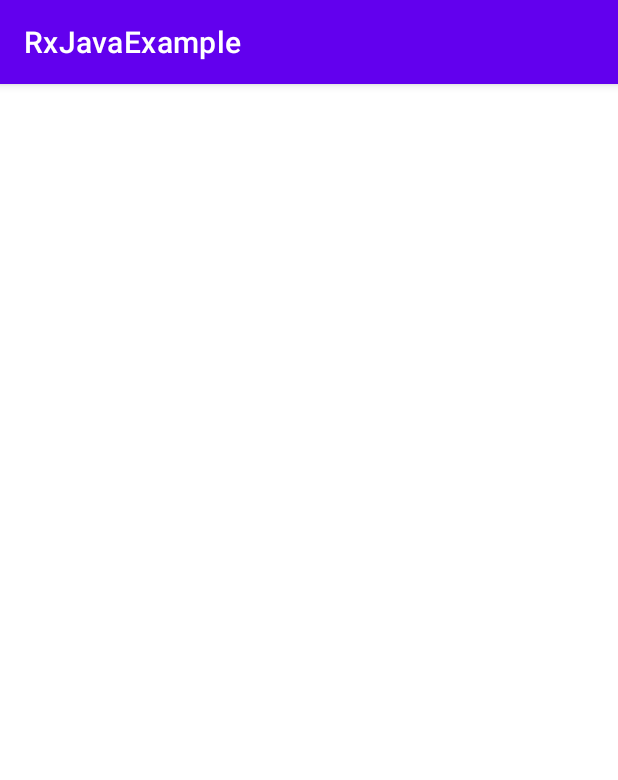
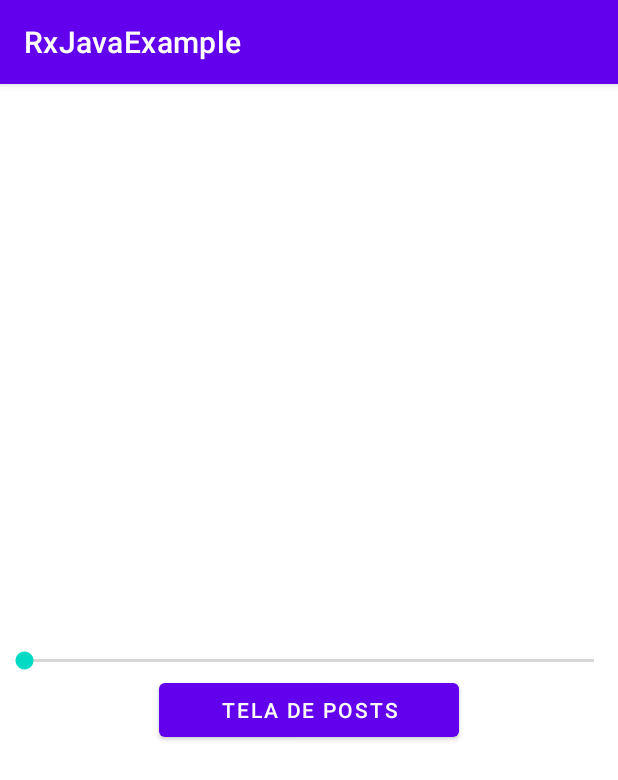
Before and after one commit to LeonardoBai12/RxJavaExample, an Android app: the screen it shows after launch (MainActivity), on a phone screen of 412 x 824 dp. Shown: the top 780 px of the screen. Run offline under Robolectric (Android 15) with nearby library versions, the phone set to English and light mode, and no system bars; our stand-ins replace RxJava, Timber.

Commit message:
Criadas classes modelo e Retrofit para desenvolvimento de tela de Posts usando Observable

```diff
--- a/app/src/main/AndroidManifest.xml
+++ b/app/src/main/AndroidManifest.xml
@@ -10,7 +10,7 @@
         android:supportsRtl="true"
         android:theme="@style/Theme.RxJavaExample">
         <activity
-            android:name=".ui.MainActivity"
+            android:name=".ui.main.MainActivity"
             android:exported="true">
             <intent-filter>
                 <action android:name="android.intent.action.MAIN" />
--- a/app/src/main/java/io/lb/rxjavaexample/ui/MainActivity.kt
+++ b/app/src/main/java/io/lb/rxjavaexample/ui/main/MainActivity.kt
@@ -1,10 +1,11 @@
-package io.lb.rxjavaexample.ui
+package io.lb.rxjavaexample.ui.main
 
+import android.content.Intent
 import android.os.Bundle
-import android.util.Log
 import androidx.appcompat.app.AppCompatActivity
 import io.lb.rxjavaexample.databinding.ActivityMainBinding
 import io.lb.rxjavaexample.model.task.Task
+import io.lb.rxjavaexample.ui.post.PostActivity
 import io.lb.rxjavaexample.util.DataSource
 import io.reactivex.rxjava3.android.schedulers.AndroidSchedulers
 import io.reactivex.rxjava3.core.Observable
@@ -12,9 +13,9 @@ import io.reactivex.rxjava3.core.Observer
 import io.reactivex.rxjava3.disposables.CompositeDisposable
 import io.reactivex.rxjava3.disposables.Disposable
 import io.reactivex.rxjava3.schedulers.Schedulers
+import timber.log.Timber
 
 class MainActivity : AppCompatActivity() {
-
     private lateinit var binding: ActivityMainBinding
     private val disposable = CompositeDisposable()
 
@@ -24,24 +25,43 @@ class MainActivity : AppCompatActivity() {
         val view = binding.root
         setContentView(view)
 
+        setupTaskObservable()
+        setupOnClickPostButton()
+    }
+
+    private fun setupOnClickPostButton() {
+        binding.btnPostsActivity.setOnClickListener {
+            val intent = Intent(this, PostActivity::class.java)
+            startActivity(intent)
+        }
+    }
+
+    private fun setupTaskObservable() {
         val taskObservable = Observable.fromIterable(DataSource.createTaskList())
             .subscribeOn(Schedulers.io())
+            .filter { task ->
+                Timber.d("test: ${Thread.currentThread().name}")
+                task.isComplete
+            }
             .observeOn(AndroidSchedulers.mainThread())
 
         taskObservable.subscribe(object : Observer<Task> {
             override fun onSubscribe(d: Disposable) {
-                Log.d("MainActivity", "onSubscribe called")
+                Timber.d("onSubscribe called")
                 disposable.add(d)
             }
+
             override fun onNext(task: Task) {
-                Log.d("MainActivity", "onNext called: ${Thread.currentThread().name}")
-                Log.d("MainActivity", "onNext called: ${task.description}" )
+                Timber.d("onNext called: ${Thread.currentThread().name}")
+                Timber.d("onNext called: ${task.description}")
             }
+
             override fun onError(e: Throwable) {
-                Log.e("MainActivity", "onError called")
+                Timber.e("onError called")
             }
+
             override fun onComplete() {
-                Log.d("MainActivity", "onComplete called")
+                Timber.d( "onComplete called")
             }
         })
     }
--- /dev/null
+++ b/app/src/main/java/io/lb/rxjavaexample/util/GeneralConstants.kt
@@ -0,0 +1,5 @@
+package io.lb.rxjavaexample.util
+
+object GeneralConstants {
+    const val BASE_URL = "https://jsonplaceholder.typicode.com"
+}
--- a/app/src/main/res/layout/activity_main.xml
+++ b/app/src/main/res/layout/activity_main.xml
@@ -4,7 +4,7 @@
     xmlns:tools="http://schemas.android.com/tools"
     android:layout_width="match_parent"
     android:layout_height="match_parent"
-    tools:context=".ui.MainActivity">
+    tools:context=".ui.main.MainActivity">
 
     <SeekBar
         android:id="@+id/sbSeekBar"
@@ -13,4 +13,13 @@
         app:layout_constraintTop_toTopOf="parent"
         app:layout_constraintBottom_toBottomOf="parent"
         app:layout_constraintStart_toStartOf="parent"/>
+
+    <Button
+        android:id="@+id/btnPostsActivity"
+        android:layout_width="200dp"
+        android:layout_height="wrap_content"
+        android:text="@string/btn_post_activity"
+        app:layout_constraintTop_toBottomOf="@+id/sbSeekBar"
+        app:layout_constraintEnd_toEndOf="parent"
+        app:layout_constraintStart_toStartOf="parent"/>
 </androidx.constraintlayout.widget.ConstraintLayout>
--- a/app/src/main/res/values/strings.xml
+++ b/app/src/main/res/values/strings.xml
@@ -1,3 +1,4 @@
 <resources>
     <string name="app_name">RxJavaExample</string>
+    <string name="btn_post_activity">TELA DE POSTS</string>
 </resources>
```
Also changed, not shown: app/build.gradle (+34 -1 lines), app/src/main/java/io/lb/rxjavaexample/model/comment/Comment.kt (added, +20 -0 lines), app/src/main/java/io/lb/rxjavaexample/model/comment/CommentConstants.kt (added, +9 -0 lines), app/src/main/java/io/lb/rxjavaexample/model/post/Post.kt (added, +17 -0 lines), app/src/main/java/io/lb/rxjavaexample/model/post/PostConstants.kt (added, +10 -0 lines), app/src/main/java/io/lb/rxjavaexample/network/RequestApi.kt (added, +15 -0 lines), app/src/main/java/io/lb/rxjavaexample/network/ServiceGenerator.kt (added, +19 -0 lines), app/src/main/java/io/lb/rxjavaexample/ui/post/PostActivity.kt (added, +19 -0 lines), app/src/main/java/io/lb/rxjavaexample/ui/post/PostAdapter.kt (added, +42 -0 lines), app/src/main/res/layout/activity_post.xml (added, +14 -0 lines), app/src/main/res/layout/row_post.xml (added, +48 -0 lines).
